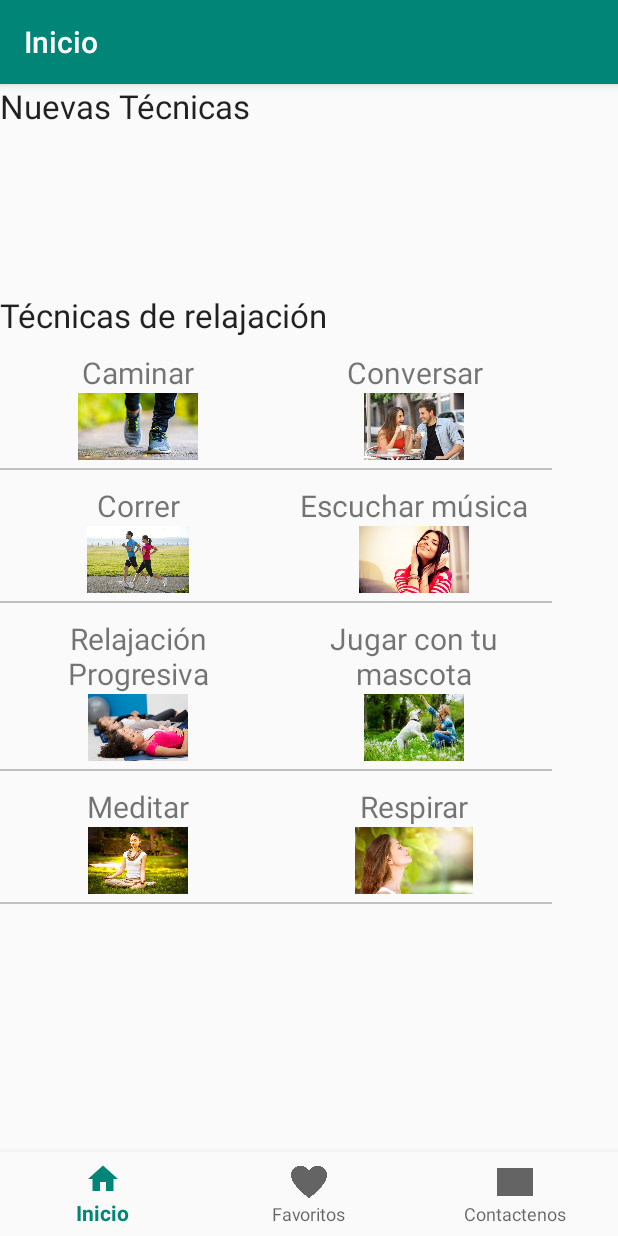
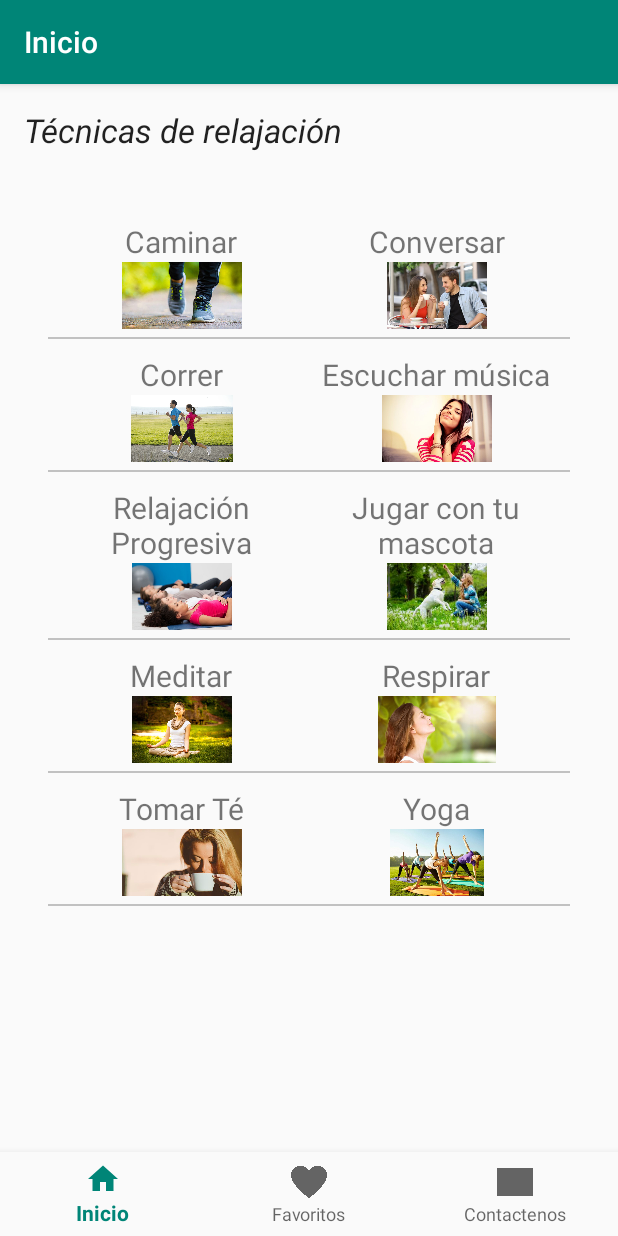
Before and after one commit to ajemmott/Relax, an Android app: the Fragmento_inicio screen opened directly, with no data from a screen before it, on a phone screen of 412 x 824 dp. Run offline under Robolectric (Android 15) with nearby library versions, the phone set to English and light mode, and no system bars.

```diff
--- a/app/src/main/AndroidManifest.xml
+++ b/app/src/main/AndroidManifest.xml
@@ -12,6 +12,7 @@
     <uses-permission android:name="android.permission.ACCESS_NETWORK_STATE" />
 
     <application
+        android:largeHeap="true"
         android:allowBackup="true"
         android:icon="@mipmap/ic_launcher"
         android:label="@string/app_name"
--- a/app/src/main/java/com/example/jmbwb/relax/Fragmento_inicio.java
+++ b/app/src/main/java/com/example/jmbwb/relax/Fragmento_inicio.java
@@ -66,8 +66,6 @@ public class Fragmento_inicio extends Fragment {
     @Override
     public void onViewCreated(@NonNull View view, @Nullable Bundle savedInstanceState) {
         super.onViewCreated(view, savedInstanceState);
-        TextView tv_nuevas = view.findViewById(R.id.tv_nuevas);
-        RecyclerView rv_nuevas = view.findViewById(R.id.rv_nuevas);
         TextView tv_tecnicas = view.findViewById(R.id.tv_tecnicas);
         RecyclerView rv_tecnicas = view.findViewById(R.id.rv_tecnicas);
     }
--- a/app/src/main/java/com/example/jmbwb/relax/MainActivity.java
+++ b/app/src/main/java/com/example/jmbwb/relax/MainActivity.java
@@ -13,12 +13,12 @@ public class MainActivity extends AppCompatActivity {
     protected void onCreate(Bundle savedInstanceState) {
         super.onCreate(savedInstanceState);
         setContentView(R.layout.activity_main);
-        button_login = findViewById(R.id.button_login);
+        button_login = findViewById(R.id.button_begin);
 
         button_login.setOnClickListener(new View.OnClickListener() {
             @Override
             public void onClick(View view) {
-                Intent intent = new Intent(MainActivity.this, Pantalla_principal.class);
+                Intent intent = new Intent(MainActivity.this, LoginActivity.class);
                 startActivity(intent);
             }
         });
--- a/app/src/main/java/com/example/jmbwb/relax/Pantalla_principal.java
+++ b/app/src/main/java/com/example/jmbwb/relax/Pantalla_principal.java
@@ -1,5 +1,6 @@
 package com.example.jmbwb.relax;
 
+import android.content.Intent;
 import android.os.Bundle;
 import android.support.annotation.NonNull;
 import android.support.design.widget.BottomNavigationView;
--- a/app/src/main/res/layout/activity_pantalla_principal.xml
+++ b/app/src/main/res/layout/activity_pantalla_principal.xml
@@ -10,16 +10,20 @@
     <FrameLayout
         android:id="@+id/fragmentHolder"
         android:layout_width="match_parent"
-        android:layout_height="match_parent"
-        android:layout_marginBottom="?actionBarSize">
-    </FrameLayout>
+        android:layout_height="0dp"
+        android:layout_marginStart="16dp"
+        android:layout_marginTop="16dp"
+        android:layout_marginEnd="16dp"
+        android:layout_marginBottom="8dp"
+        app:layout_constraintBottom_toBottomOf="parent"
+        app:layout_constraintEnd_toEndOf="parent"
+        app:layout_constraintStart_toStartOf="parent"
+        app:layout_constraintTop_toTopOf="parent"></FrameLayout>
 
     <android.support.design.widget.BottomNavigationView
         android:id="@+id/b_navegacion"
         android:layout_width="0dp"
         android:layout_height="wrap_content"
-        android:layout_marginEnd="0dp"
-        android:layout_marginStart="0dp"
         android:background="?android:attr/windowBackground"
         app:layout_constraintBottom_toBottomOf="parent"
         app:layout_constraintLeft_toLeftOf="parent"
--- a/app/src/main/res/layout/fragmento_inicio.xml
+++ b/app/src/main/res/layout/fragmento_inicio.xml
@@ -1,41 +1,42 @@
 <?xml version="1.0" encoding="utf-8"?>
 <android.support.constraint.ConstraintLayout
     xmlns:android="http://schemas.android.com/apk/res/android"
+    xmlns:app="http://schemas.android.com/apk/res-auto"
     xmlns:tools="http://schemas.android.com/tools"
     android:layout_width="match_parent"
     android:layout_height="match_parent">
 
     <LinearLayout
+        android:id="@+id/linearLayout3"
         android:layout_width="368dp"
-        android:layout_height="551dp"
+        android:layout_height="wrap_content"
         android:orientation="vertical"
-        tools:layout_editor_absoluteX="8dp"
-        tools:layout_editor_absoluteY="8dp"
-        tools:ignore="MissingConstraints">
-
-        <TextView
-            android:id="@+id/tv_nuevas"
-            android:layout_width="match_parent"
-            android:layout_height="wrap_content"
-            android:text="Nuevas Técnicas"
-            android:textAppearance="@style/TextAppearance.AppCompat.Large" />
-
-        <android.support.v7.widget.RecyclerView
-            android:id="@+id/rv_nuevas"
-            android:layout_width="match_parent"
-            android:layout_height="110dp" />
+        tools:ignore="MissingConstraints"
+        tools:layout_editor_absoluteY="16dp">
 
         <TextView
             android:id="@+id/tv_tecnicas"
             android:layout_width="match_parent"
             android:layout_height="wrap_content"
+            android:fontFamily="sans-serif"
             android:text="Técnicas de relajación"
-            android:textAppearance="@style/TextAppearance.AppCompat.Large" />
-
-        <android.support.v7.widget.RecyclerView
-            android:id="@+id/rv_tecnicas"
-            android:layout_width="match_parent"
-            android:layout_height="match_parent" />
+            android:textAllCaps="false"
+            android:textAppearance="@style/TextAppearance.AppCompat.Large"
+            android:textStyle="italic" />
 
     </LinearLayout>
+
+    <android.support.v7.widget.RecyclerView
+        android:id="@+id/rv_tecnicas"
+        android:layout_width="match_parent"
+        android:layout_height="wrap_content"
+        android:layout_marginStart="16dp"
+        android:layout_marginTop="32dp"
+        android:layout_marginEnd="16dp"
+        android:clipToPadding="false"
+        android:padding="4dp"
+        android:scrollbars="none"
+        app:layout_constraintEnd_toEndOf="parent"
+        app:layout_constraintStart_toStartOf="parent"
+        app:layout_constraintTop_toBottomOf="@+id/linearLayout3" />
 </android.support.constraint.ConstraintLayout>
```
Also changed, not shown: app/src/main/java/com/example/jmbwb/relax/LoginActivity.java (+32 -4 lines), app/src/main/res/layout/activity_login.xml (+9 -9 lines), app/src/main/res/layout/activity_main.xml (+5 -20 lines), app/build.gradle (line endings or trailing spaces).
